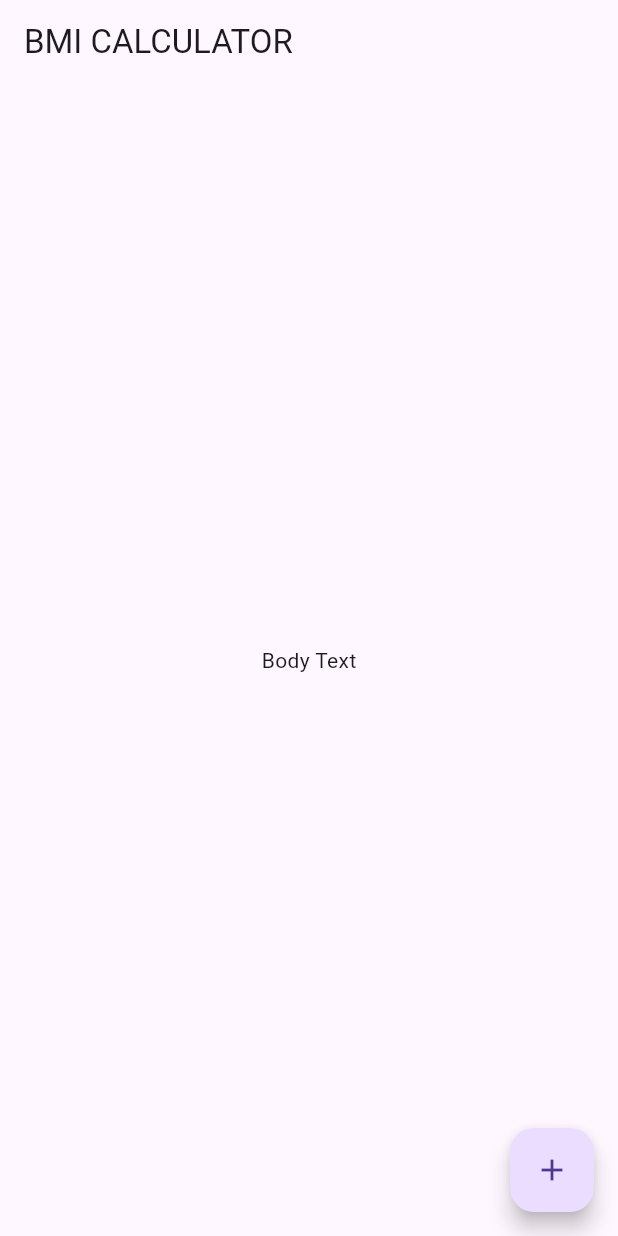
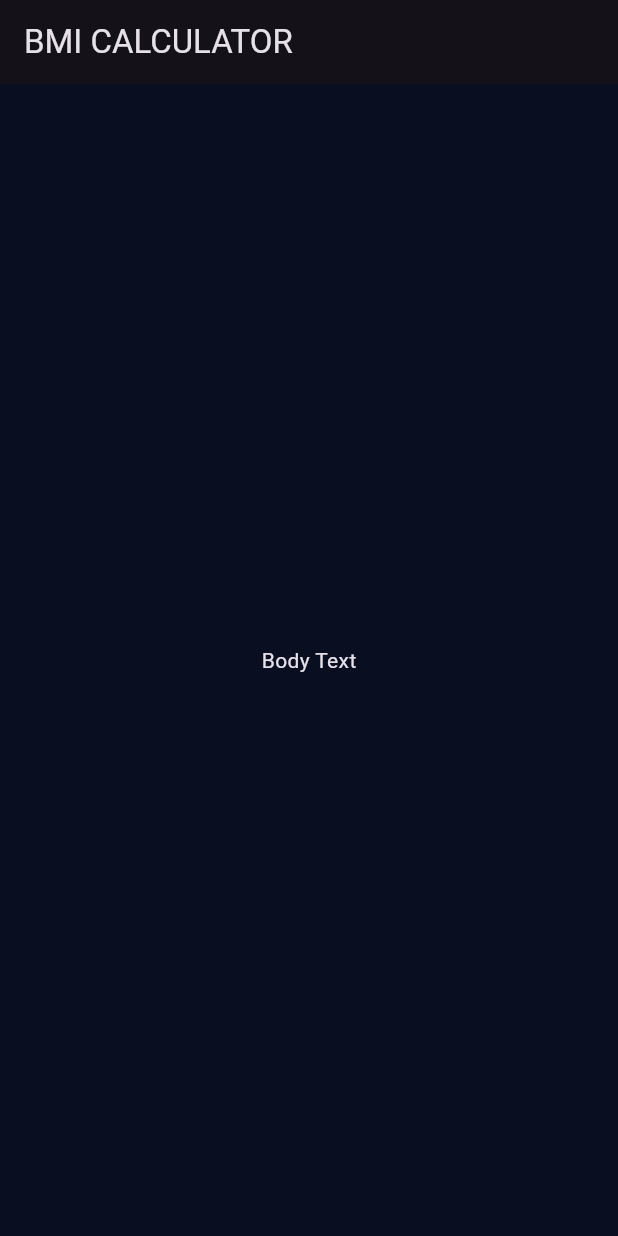
Before and after one commit to xdelmo/the_complete_flutter_development_bootcamp_with_dart, a Flutter app: the screen it shows after launch, on a phone screen of 412 x 824 dp. Run offline on Flutter 3.47's test engine with Material 3 defaults, Android fonts, the phone set to English and light mode, and no system bars; our stand-ins replace audioplayers, rflutter_alert.

Commit message:
added themeData

```diff
--- a/bmi_calculator/lib/main.dart
+++ b/bmi_calculator/lib/main.dart
@@ -6,6 +6,10 @@ class BMICalculator extends StatelessWidget {
   @override
   Widget build(BuildContext context) {
     return MaterialApp(
+      theme: ThemeData.dark().copyWith(
+        primaryColor: Color(0xFF0A0E21),
+        scaffoldBackgroundColor: Color(0xFF0A0E21),
+      ),
       home: InputPage(),
     );
   }
@@ -26,10 +30,6 @@ class _InputPageState extends State<InputPage> {
       body: Center(
         child: Text('Body Text'),
       ),
-      floatingActionButton: FloatingActionButton(
-        onPressed: () {},
-        child: Icon(Icons.add),
-      ),
     );
   }
 }
```
